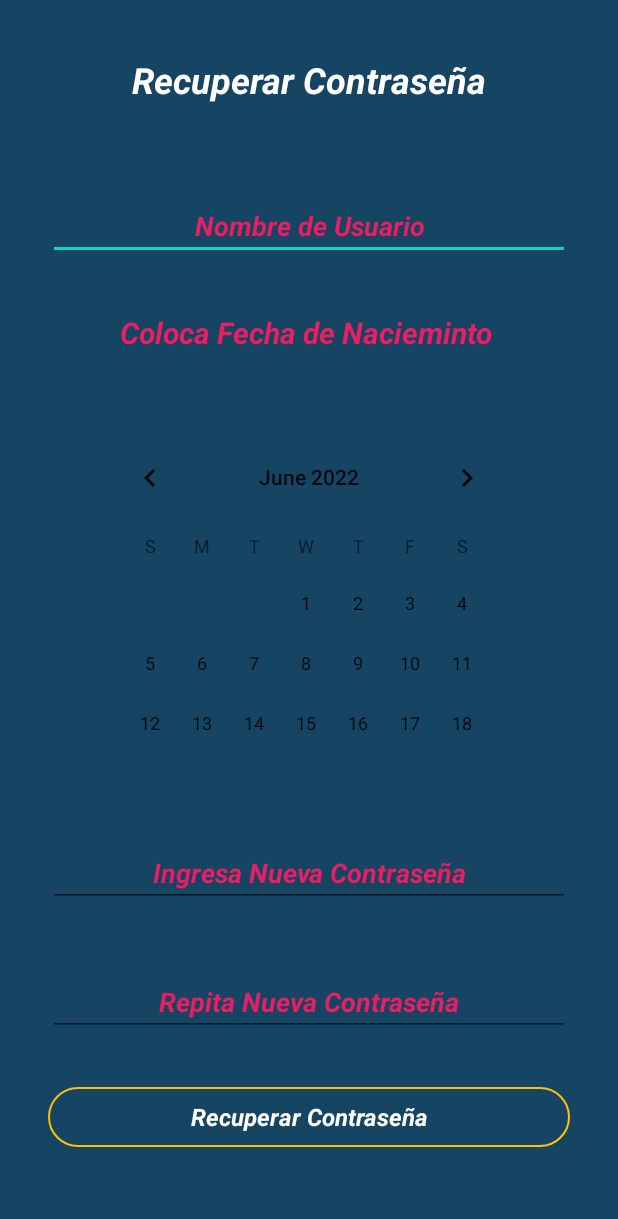
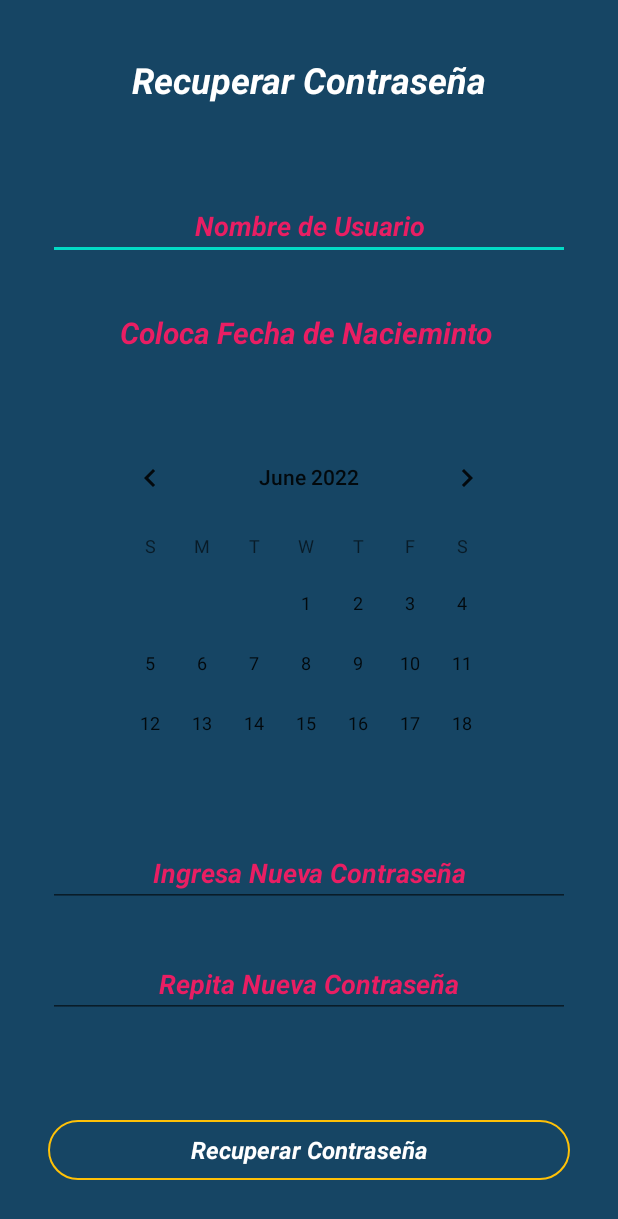
Before and after one commit to Usantiago1/AlienAp, an Android app: the layout fragment_reset.xml on its own in the app's theme, with its tools: preview values and no code run, on a phone screen of 412 x 824 dp. Shown: the top 1219 px of the screen. Run offline under Robolectric (Android 15) with nearby library versions, the phone set to English and light mode, and no system bars.

Commit message:
Se creo la vista de registro
Se creo la vista de Recuperar password

Falta que hagan las conexiones faltantes

```diff
--- a/app/src/main/res/layout/fragment_reset.xml
+++ b/app/src/main/res/layout/fragment_reset.xml
@@ -83,13 +83,14 @@
         android:textStyle="bold|italic"
         app:layout_constraintBottom_toBottomOf="parent"
         app:layout_constraintEnd_toEndOf="parent"
-        app:layout_constraintHorizontal_bias="0.318"
+        app:layout_constraintHorizontal_bias="0.0"
         app:layout_constraintStart_toStartOf="parent"
         app:layout_constraintTop_toTopOf="parent"
-        app:layout_constraintVertical_bias="0.829" />
+        app:layout_constraintVertical_bias="0.813" />
 
     <Button
         android:id="@+id/button2"
+        style="@style/Widget.Material3.Button.OutlinedButton"
         android:layout_width="match_parent"
         android:layout_height="wrap_content"
         android:layout_marginStart="32dp"
@@ -98,7 +99,6 @@
         android:textAlignment="center"
         android:textColorHint="#FFFFFF"
         android:textSize="16sp"
-        style="@style/Widget.Material3.Button.OutlinedButton"
         android:textStyle="bold|italic"
         app:iconTint="#FFC107"
         app:layout_constraintBottom_toBottomOf="parent"
@@ -107,7 +107,7 @@
         app:layout_constraintStart_toStartOf="parent"
 
         app:layout_constraintTop_toTopOf="parent"
-        app:layout_constraintVertical_bias="0.929"
+        app:layout_constraintVertical_bias="0.957"
         app:rippleColor="#FFC107"
         app:strokeColor="#FFC107"
         tools:ignore="UnknownId" />
```
